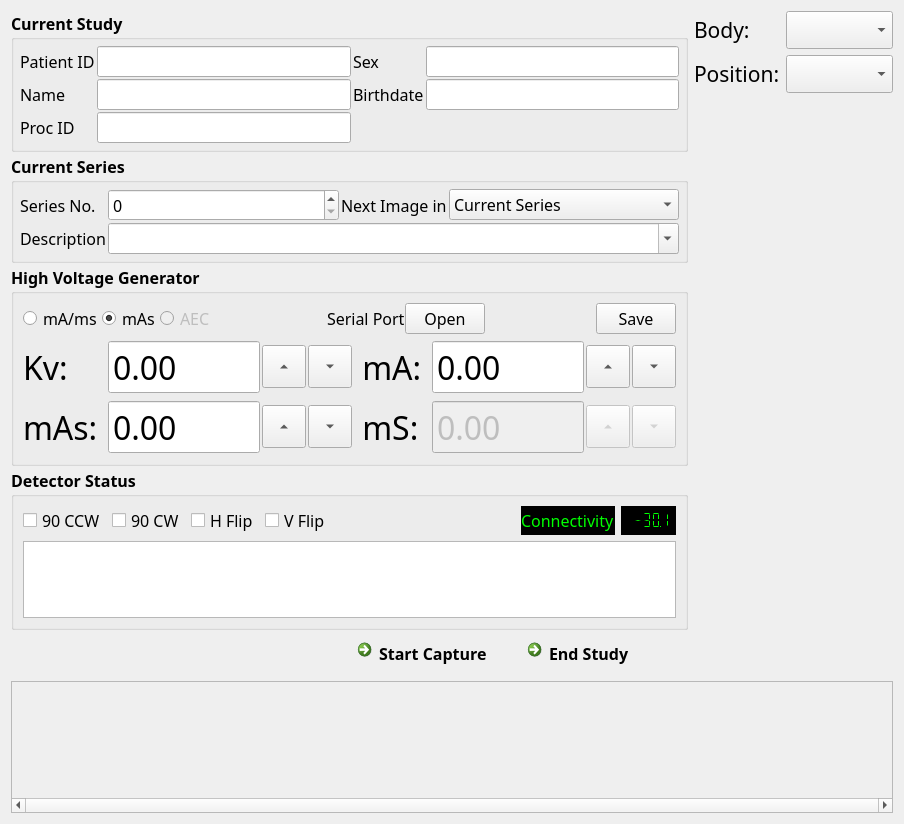
Qt form ImageAcquisitor/imageacquisitwidget.ui (zhumangen/DROC) before a commit.
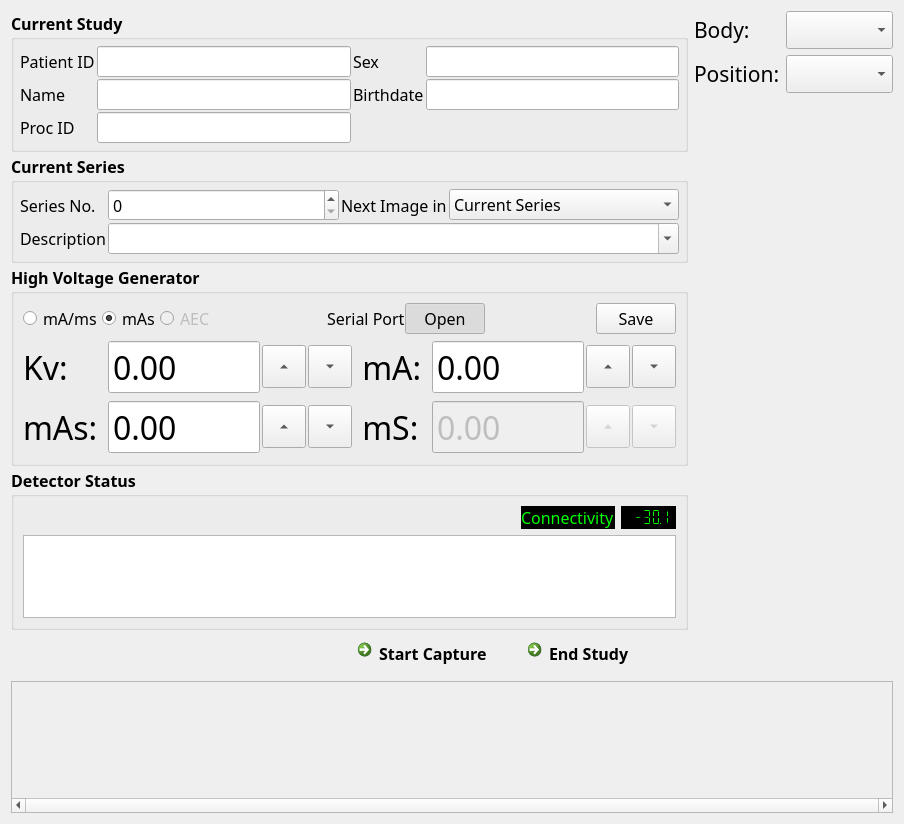
The same form after that commit. Icons and pictures are not drawn.

Patch:
```diff
--- a/ImageAcquisitor/imageacquisitwidget.ui
+++ b/ImageAcquisitor/imageacquisitwidget.ui
@@ -822,6 +822,12 @@
               <property name="text">
                <string>Open</string>
               </property>
+              <property name="checkable">
+               <bool>true</bool>
+              </property>
+              <property name="checked">
+               <bool>true</bool>
+              </property>
              </widget>
             </item>
             <item>
@@ -869,58 +875,6 @@
          <layout class="QVBoxLayout" name="verticalLayout_2">
           <item>
            <layout class="QHBoxLayout" name="horizontalLayout_3">
-            <item>
-             <widget class="QCheckBox" name="ccw90Check">
-              <property name="font">
-               <font>
-                <weight>50</weight>
-                <bold>false</bold>
-               </font>
-              </property>
-              <property name="text">
-               <string>90 CCW</string>
-              </property>
-             </widget>
-            </item>
-            <item>
-             <widget class="QCheckBox" name="cw90Check">
-              <property name="font">
-               <font>
-                <weight>50</weight>
-                <bold>false</bold>
-               </font>
-              </property>
-              <property name="text">
-               <string>90 CW</string>
-              </property>
-             </widget>
-            </item>
-            <item>
-             <widget class="QCheckBox" name="hflipCheck">
-              <property name="font">
-               <font>
-                <weight>50</weight>
-                <bold>false</bold>
-               </font>
-              </property>
-              <property name="text">
-               <string>H Flip</string>
-              </property>
-             </widget>
-            </item>
-            <item>
-             <widget class="QCheckBox" name="vflipCheck">
-              <property name="font">
-               <font>
-                <weight>50</weight>
-                <bold>false</bold>
-               </font>
-              </property>
-              <property name="text">
-               <string>V Flip</string>
-              </property>
-             </widget>
-            </item>
             <item>
              <spacer name="horizontalSpacer_2">
               <property name="orientation">
```
